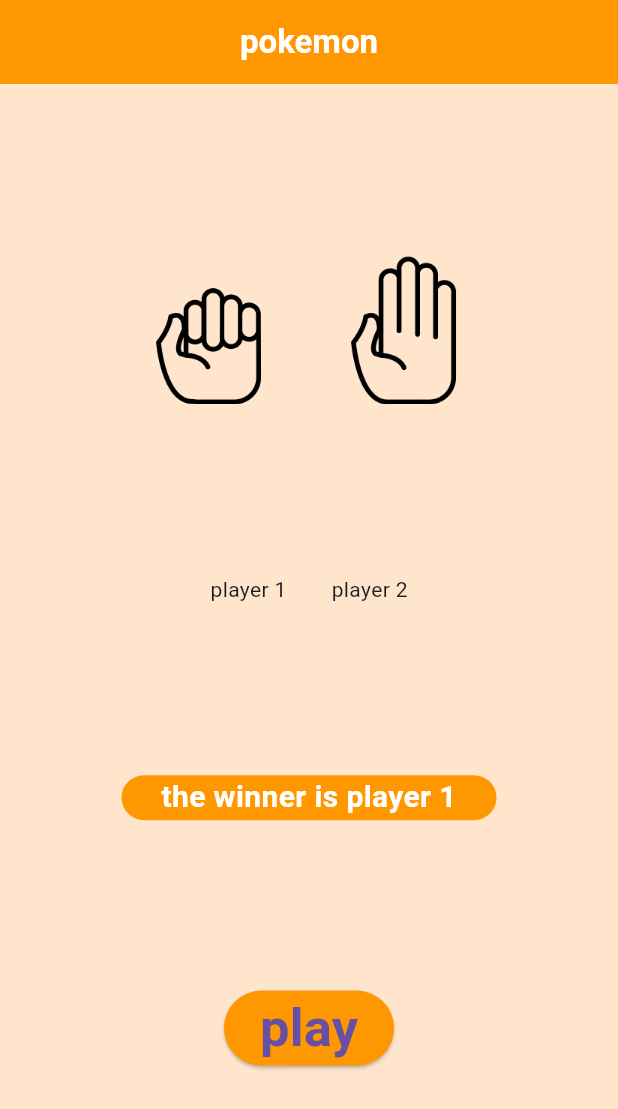
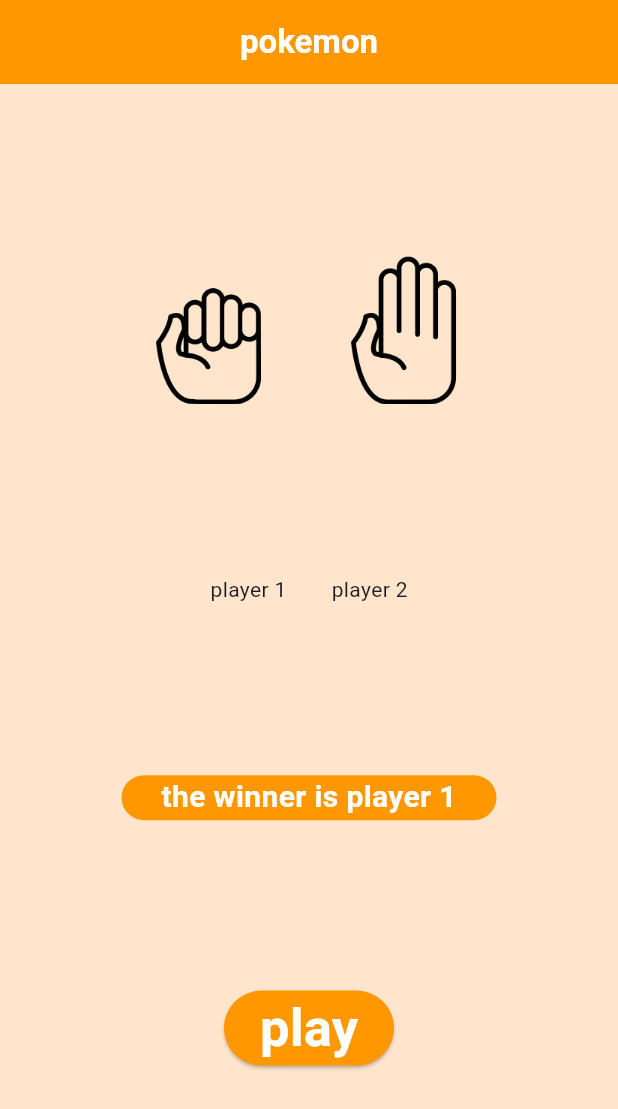
Before and after one commit to ysmq8y/rps, a Flutter app: the screen it shows after launch, on a phone screen of 412 x 824 dp. Shown: the top 1109 px of the screen. Run offline on Flutter 3.47's test engine with Material 3 defaults, Android fonts, the phone set to English and light mode, and no system bars.

Commit message:
changed play button color

```diff
--- a/lib/main.dart
+++ b/lib/main.dart
@@ -122,9 +122,9 @@ class _MyAppState extends State<MyApp> {
                     child: Text(
                       "play",
                       style: TextStyle(
-                        fontWeight: FontWeight.bold,
-                        fontSize: 35,
-                      ),
+                          fontWeight: FontWeight.bold,
+                          fontSize: 35,
+                          color: Colors.white),
                     )))
           ],
         )),
--- a/pubspec.yaml
+++ b/pubspec.yaml
@@ -60,7 +60,7 @@ flutter:
 
   # To add assets to your application, add an assets section, like this:
   assets:
-   - assets/images
+   - assets/images/
 
 
   # An image asset can refer to one or more resolution-specific "variants", see
```
